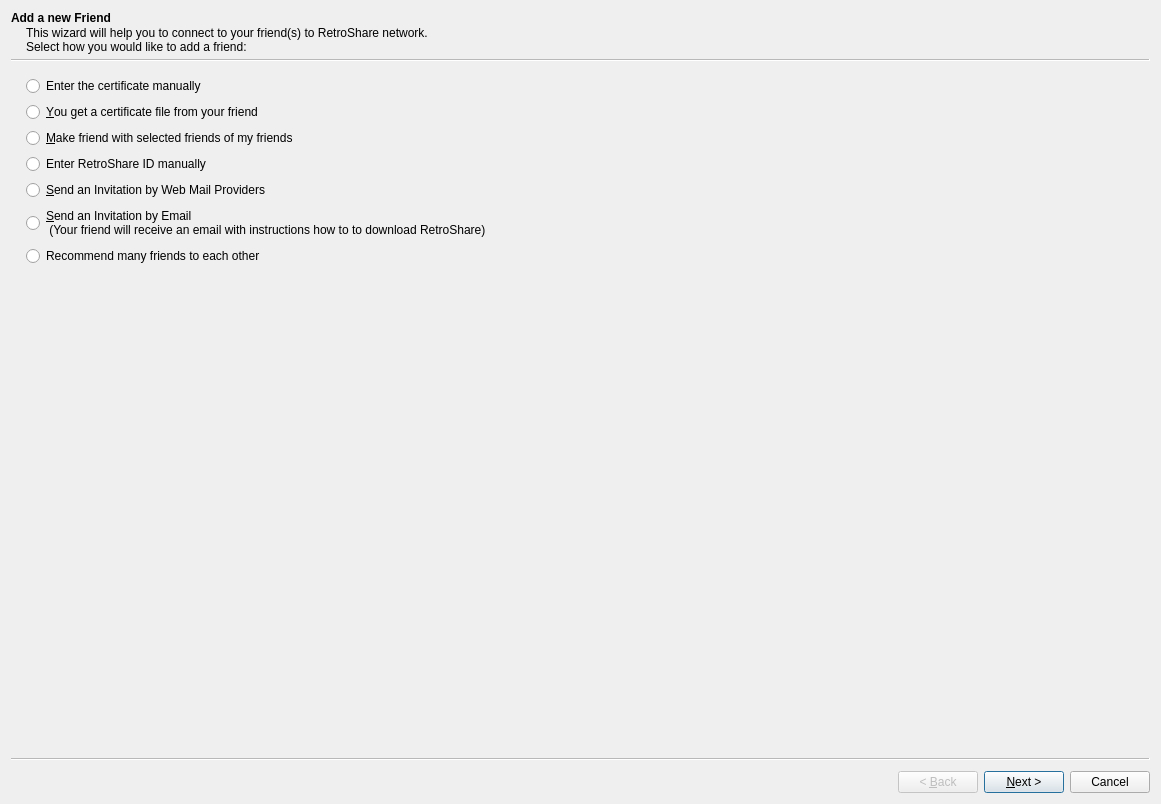
Before: the Qt Designer form retroshare-gui/src/gui/connect/ConnectFriendWizard.ui in RetroShare/RetroShare, drawn with Qt 5.
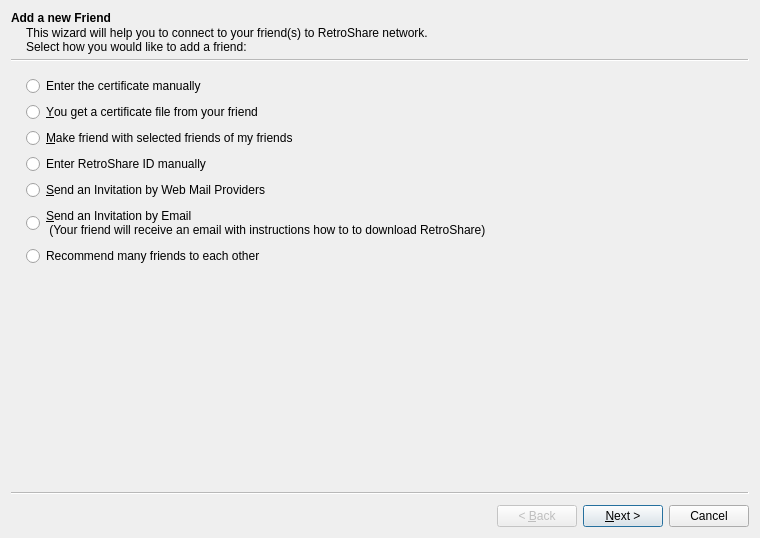
After: the same form once the commit is applied. Icons and pictures are not drawn. Custom widgets are drawn as their Qt base class.

Commit message: Fixed default Layout size, it was to big for small screens.

Patch:
```diff
--- a/retroshare-gui/src/gui/connect/ConnectFriendWizard.ui
+++ b/retroshare-gui/src/gui/connect/ConnectFriendWizard.ui
@@ -6,8 +6,8 @@
    <rect>
     <x>0</x>
     <y>0</y>
-    <width>1161</width>
-    <height>804</height>
+    <width>760</width>
+    <height>538</height>
    </rect>
   </property>
   <property name="windowTitle">
```
